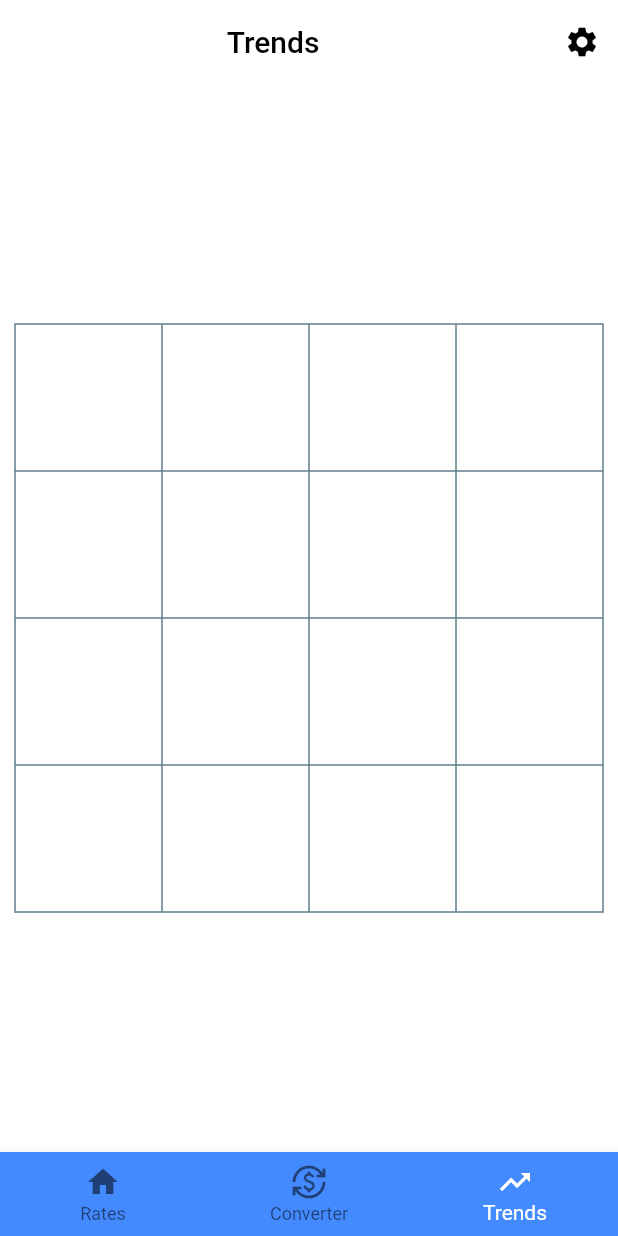
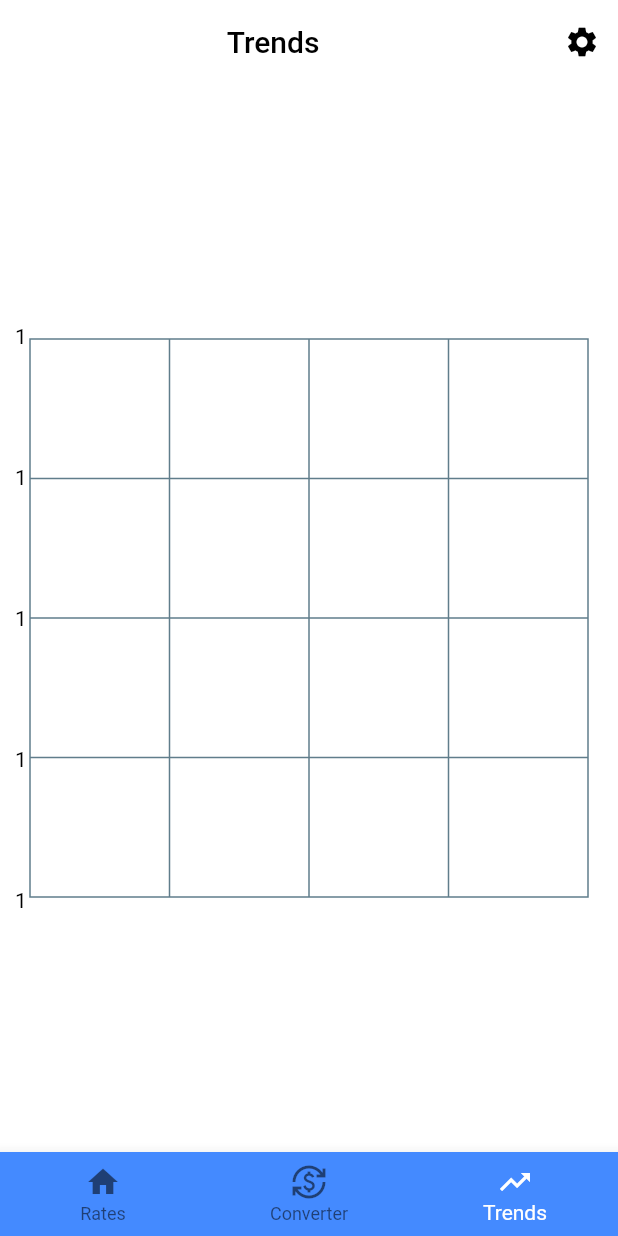
Before and after one commit to Bondidos/flutter_currency, a Flutter app: the screen it shows after launch, item 3 of the bottom bar chosen, on a phone screen of 412 x 824 dp. Run offline on Flutter 3.47's test engine with Material 2 defaults, Android fonts, the phone set to English and light mode, and no system bars; our stand-ins replace flutter_svg, get, get_storage, hive, hive_flutter, logger and 1 more; accounts and stored records are empty; network calls fail.

Commit message:
feat: canvas ver 0.3

```diff
--- a/lib/presentation/pages/trends/view.dart
+++ b/lib/presentation/pages/trends/view.dart
@@ -16,8 +16,8 @@ class TrendsPage extends StatelessWidget {
         child: Padding(
           padding: const EdgeInsets.all(10.0),
           child: GetBuilder<TrendsLogic>(builder: (logic) {
-            return CustomPaint(
-              painter: TrendsPainter(trends: logic.trends),
+            return MonthTrends(
+              trends: logic.trends,
             );
           }),
         ),
@@ -38,6 +38,17 @@ class MonthTrends extends StatelessWidget {
   Widget build(BuildContext context) {
     return CustomPaint(
       painter: TrendsPainter(trends: trends),
+      child: Column(
+        mainAxisAlignment: MainAxisAlignment.spaceBetween,
+        crossAxisAlignment: CrossAxisAlignment.stretch,
+        children: [
+          Text('1'),
+          Text('1'),
+          Text('1'),
+          Text('1'),
+          Text('1'),
+        ],
+      ),
     );
   }
 }
@@ -49,7 +60,8 @@ class TrendsPainter extends CustomPainter {
 
   @override
   void paint(Canvas canvas, Size size) {
-    print('width: ${size.width} heigth: ${size.height}');
+    const padding = 10.0;
+
     final trendPaint = Paint()
       ..strokeWidth = 2
       ..color = Colors.blueAccent
@@ -60,31 +72,32 @@ class TrendsPainter extends CustomPainter {
       ..color = Colors.blueGrey
       ..style = PaintingStyle.stroke;
 
-    final border = _paintGrid(size);
+    final border = _paintGrid(size, padding);
     canvas.drawPath(border, trendBorder);
 
-    final trendsPath = _paintTrends(size, canvas);
+    final trendsPath = _paintTrends(size, canvas, padding);
     canvas.drawPath(trendsPath, trendPaint);
   }
 
-  Path _paintGrid(Size size) {
+  Path _paintGrid(Size size, double padding) {
     final path = Path();
-    final border = Rect.fromLTWH(0.0, 0.0, size.width, size.height);
+    final border = Rect.fromLTWH(
+        padding, padding, size.width - padding * 2, size.height - padding * 2);
     path.addRect(border);
-    final quarterOfPeriod = size.width / 4;
+    final quarterOfPeriod = border.height / 4;
     for (var i = 1; i < 4; i++) {
       final period = quarterOfPeriod * i;
-      path.moveTo(period, 0.0);
-      path.relativeLineTo(0.0, size.height);
+      path.moveTo(border.left + period, padding);
+      path.relativeLineTo(0.0, border.height);
 
-      path.moveTo(0.0, period);
-      path.relativeLineTo(size.width, 0.0);
+      path.moveTo(padding, border.top + period);
+      path.relativeLineTo(border.width, 0.0);
     }
-      return path;
+    return path;
   }
 
-  Path _paintTrends(Size size, Canvas canvas) {
-    final oneDayOnCanvas = size.width / (trends.length - 1);
+  Path _paintTrends(Size size, Canvas canvas, double padding) {
+    final oneDayOnCanvas = (size.width - padding * 2) / (trends.length - 1);
     var max = 0.0;
     var min = double.infinity;
     for (var element in trends) {
@@ -97,10 +110,11 @@ class TrendsPainter extends CustomPainter {
     var x = 0.0;
 
     for (var element in trends) {
-      final rateInGrid = size.height * (element.rate - min)/(max - min);
+      final rateInGrid =
+          (size.width - padding * 2) * (element.rate - min) / (max - min);
       if (y == 0.0 && x == 0.0) {
-        y= size.height - rateInGrid;
-        path.moveTo(x, y);
+        y = size.height - rateInGrid;
+        path.moveTo(padding, y);
       } else {
         x += oneDayOnCanvas.toDouble();
         y -= rateInGrid;
@@ -108,14 +122,14 @@ class TrendsPainter extends CustomPainter {
       }
 
       final dodeY = size.height - rateInGrid;
-      final offset = Offset(x, dodeY);
-      _paintDot(canvas,offset);
+      final offset = Offset(x + padding, dodeY);
+      _paintDot(canvas, offset);
       y = rateInGrid;
     }
     return path;
   }
 
-  _paintDot(Canvas canvas, Offset offset){
+  _paintDot(Canvas canvas, Offset offset) {
     const dotRadius = 2.5;
     final dodPaint = Paint()
       ..strokeWidth = 1
```
